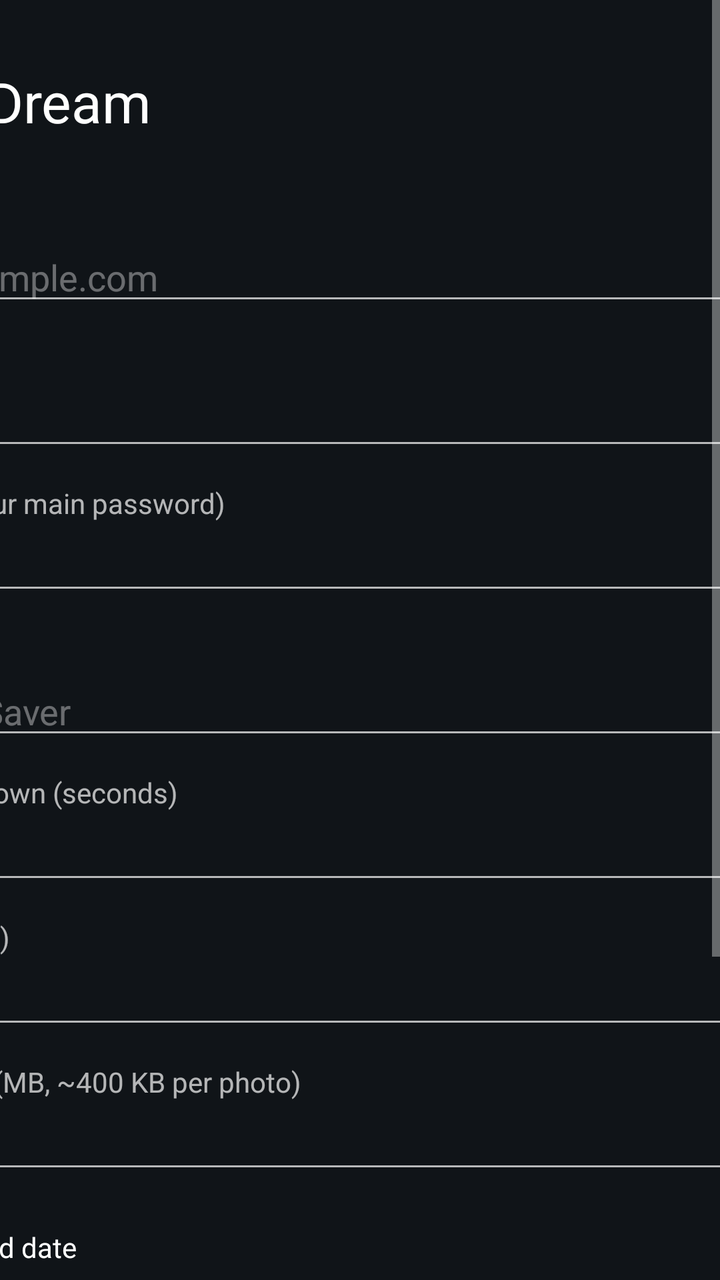
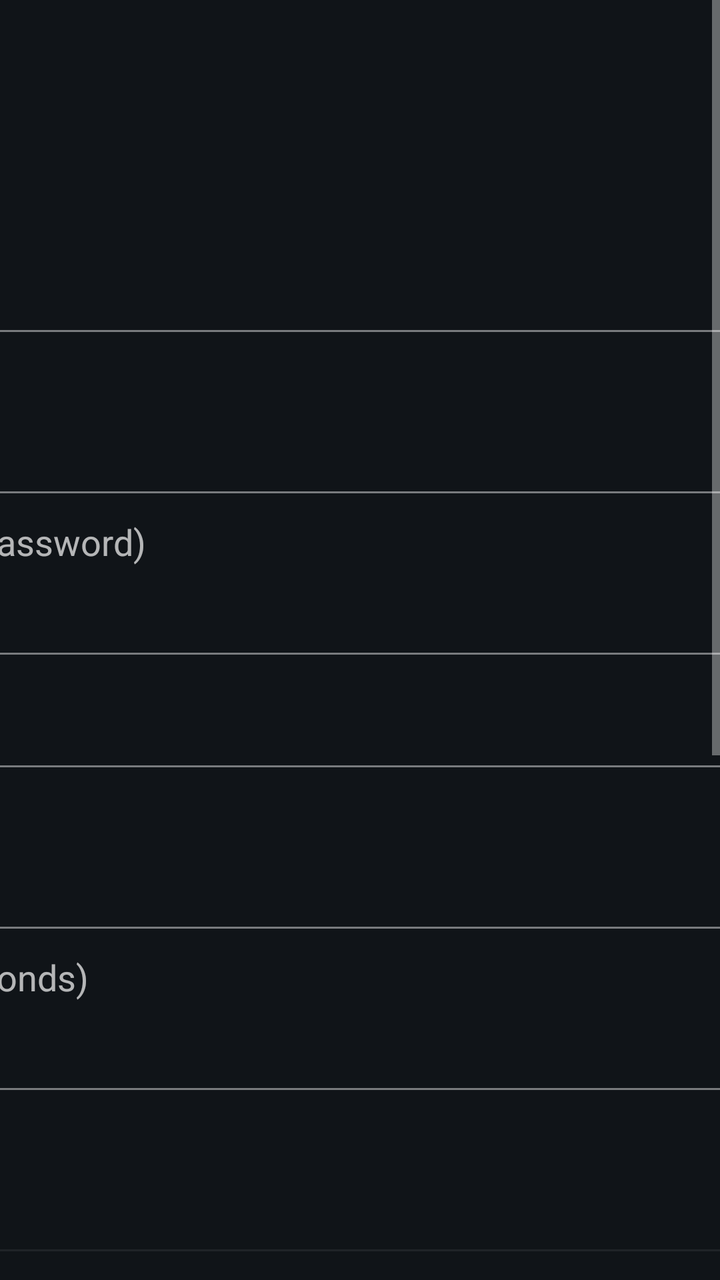

Before-and-after screenshots of an Android layout around one commit, followed by the original layout XML and the change that was made.
<!-- AndroidManifest.xml: application theme Theme.NextcloudDream -->
<!-- res/layout/activity_main.xml -->
<?xml version="1.0" encoding="utf-8"?>
<ScrollView xmlns:android="http://schemas.android.com/apk/res/android"
    android:layout_width="match_parent"
    android:layout_height="match_parent"
    android:background="#101418">

    <LinearLayout
        android:layout_width="640dp"
        android:layout_height="wrap_content"
        android:layout_gravity="center_horizontal"
        android:orientation="vertical"
        android:paddingVertical="32dp">

        <TextView
            style="@style/ConfigTitle"
            android:text="@string/app_name" />

        <TextView
            style="@style/ConfigLabel"
            android:text="@string/config_server_url" />
        <EditText
            android:id="@+id/server_url"
            style="@style/ConfigField"
            android:hint="@string/config_server_url_hint"
            android:inputType="textUri" />

        <TextView
            style="@style/ConfigLabel"
            android:text="@string/config_username" />
        <EditText
            android:id="@+id/username"
            style="@style/ConfigField"
            android:inputType="text" />

        <TextView
            style="@style/ConfigLabel"
            android:text="@string/config_app_password" />
        <EditText
            android:id="@+id/app_password"
            style="@style/ConfigField"
            android:inputType="textPassword" />

        <TextView
            style="@style/ConfigLabel"
            android:text="@string/config_folder" />
        <EditText
            android:id="@+id/folder_path"
            style="@style/ConfigField"
            android:hint="@string/config_folder_hint"
            android:inputType="text" />

        <TextView
            style="@style/ConfigLabel"
            android:text="@string/config_slide_interval" />
        <EditText
            android:id="@+id/slide_interval"
            style="@style/ConfigField"
            android:inputType="number" />

        <TextView
            style="@style/ConfigLabel"
            android:text="@string/config_sync_interval" />
        <EditText
            android:id="@+id/sync_interval"
            style="@style/ConfigField"
            android:inputType="number" />

        <TextView
            style="@style/ConfigLabel"
            android:text="@string/config_max_cache" />
        <EditText
            android:id="@+id/max_cache"
            style="@style/ConfigField"
            android:inputType="number" />

        <CheckBox
            android:id="@+id/show_clock"
            android:layout_width="wrap_content"
            android:layout_height="wrap_content"
            android:layout_marginTop="16dp"
            android:text="@string/config_show_clock"
            android:textColor="#FFFFFF" />

        <CheckBox
            android:id="@+id/show_photo_info"
            android:layout_width="wrap_content"
            android:layout_height="wrap_content"
            android:text="@string/config_show_photo_info"
            android:textColor="#FFFFFF" />

        <LinearLayout
            android:layout_width="match_parent"
            android:layout_height="wrap_content"
            android:layout_marginTop="24dp"
            android:orientation="horizontal">

            <Button
                android:id="@+id/save_button"
                android:layout_width="0dp"
                android:layout_height="wrap_content"
                android:layout_weight="1"
                android:text="@string/config_save" />

            <Button
                android:id="@+id/test_button"
                android:layout_width="0dp"
                android:layout_height="wrap_content"
                android:layout_marginStart="16dp"
                android:layout_weight="1"
                android:text="@string/config_test" />
        </LinearLayout>

        <TextView
            android:id="@+id/status"
            android:layout_width="match_parent"
            android:layout_height="wrap_content"
            android:layout_marginTop="16dp"
            android:textColor="#B0FFFFFF"
            android:textSize="16sp" />

        
        <Button
            android:id="@+id/screensaver_settings_button"
            android:layout_width="wrap_content"
            android:layout_height="wrap_content"
            android:layout_marginTop="16dp"
            android:text="@string/config_screensaver_settings"
            android:visibility="gone" />

        
        <TextView
            android:id="@+id/update_status"
            android:layout_width="match_parent"
            android:layout_height="wrap_content"
            android:layout_marginTop="24dp"
            android:textColor="#80FFFFFF"
            android:textSize="14sp" />

        <Button
            android:id="@+id/update_button"
            android:layout_width="wrap_content"
            android:layout_height="wrap_content"
            android:layout_marginTop="8dp"
            android:visibility="gone" />
    </LinearLayout>
</ScrollView>
<!-- resources referenced by this layout -->
<resources>
  <string name="config_screensaver_settings">Screen saver settings</string>
  <style name="ConfigField">
          <item name="android:layout_width">match_parent</item>
          <item name="android:layout_height">wrap_content</item>
          <item name="android:textColor">#FFFFFF</item>
          <item name="android:textColorHint">#60FFFFFF</item>
          <item name="android:importantForAutofill">no</item>
          <item name="android:singleLine">true</item>
      </style>
  <style name="ConfigLabel">
          <item name="android:layout_width">wrap_content</item>
          <item name="android:layout_height">wrap_content</item>
          <item name="android:layout_marginTop">12dp</item>
          <item name="android:textColor">#B0FFFFFF</item>
          <item name="android:textSize">14sp</item>
      </style>
  <!-- unchanged entries left out for length: 16 -->
</resources>

<!-- the commit's change to res/layout/activity_main.xml (unified diff, before → after) -->
@@ -2,10 +2,12 @@
 <ScrollView xmlns:android="http://schemas.android.com/apk/res/android"
     android:layout_width="match_parent"
     android:layout_height="match_parent"
-    android:background="#101418">
+    android:background="#101418"
+    android:requiresFadingEdge="vertical"
+    android:fadingEdgeLength="96dp">
 
     <LinearLayout
-        android:layout_width="640dp"
+        android:layout_width="860dp"
         android:layout_height="wrap_content"
         android:layout_gravity="center_horizontal"
         android:orientation="vertical"
@@ -17,130 +19,127 @@
 
         <TextView
             style="@style/ConfigLabel"
+            android:labelFor="@+id/server_url"
             android:text="@string/config_server_url" />
         <EditText
-            android:id="@+id/server_url"
+            android:id="@id/server_url"
             style="@style/ConfigField"
             android:hint="@string/config_server_url_hint"
             android:inputType="textUri" />
 
         <TextView
             style="@style/ConfigLabel"
+            android:labelFor="@+id/username"
             android:text="@string/config_username" />
         <EditText
-            android:id="@+id/username"
+            android:id="@id/username"
             style="@style/ConfigField"
             android:inputType="text" />
 
         <TextView
             style="@style/ConfigLabel"
+            android:labelFor="@+id/app_password"
             android:text="@string/config_app_password" />
         <EditText
-            android:id="@+id/app_password"
+            android:id="@id/app_password"
             style="@style/ConfigField"
             android:inputType="textPassword" />
 
+        
+        <CheckBox
+            android:id="@+id/show_password"
+            style="@style/ConfigCheckBox"
+            android:text="@string/config_show_password" />
+
         <TextView
             style="@style/ConfigLabel"
+            android:labelFor="@+id/folder_path"
             android:text="@string/config_folder" />
         <EditText
-            android:id="@+id/folder_path"
+            android:id="@id/folder_path"
             style="@style/ConfigField"
             android:hint="@string/config_folder_hint"
             android:inputType="text" />
 
         <TextView
             style="@style/ConfigLabel"
+            android:labelFor="@+id/slide_interval"
             android:text="@string/config_slide_interval" />
         <EditText
-            android:id="@+id/slide_interval"
+            android:id="@id/slide_interval"
             style="@style/ConfigField"
             android:inputType="number" />
 
         <TextView
             style="@style/ConfigLabel"
+            android:labelFor="@+id/sync_interval"
             android:text="@string/config_sync_interval" />
         <EditText
-            android:id="@+id/sync_interval"
+            android:id="@id/sync_interval"
             style="@style/ConfigField"
             android:inputType="number" />
 
         <TextView
             style="@style/ConfigLabel"
+            android:labelFor="@+id/max_cache"
             android:text="@string/config_max_cache" />
         <EditText
-            android:id="@+id/max_cache"
+            android:id="@id/max_cache"
             style="@style/ConfigField"
             android:inputType="number" />
 
         <CheckBox
             android:id="@+id/show_clock"
-            android:layout_width="wrap_content"
-            android:layout_height="wrap_content"
+            style="@style/ConfigCheckBox"
             android:layout_marginTop="16dp"
-            android:text="@string/config_show_clock"
-            android:textColor="#FFFFFF" />
+            android:text="@string/config_show_clock" />
 
         <CheckBox
             android:id="@+id/show_photo_info"
-            android:layout_width="wrap_content"
-            android:layout_height="wrap_content"
-            android:text="@string/config_show_photo_info"
-            android:textColor="#FFFFFF" />
+            style="@style/ConfigCheckBox"
+            android:text="@string/config_show_photo_info" />
 
-        <LinearLayout
-            android:layout_width="match_parent"
-            android:layout_height="wrap_content"
-            android:layout_marginTop="24dp"
-            android:orientation="horizontal">
+        
+        <TextView
+            android:id="@+id/status"
+            style="@style/ConfigStatus" />
 
-            <Button
-                android:id="@+id/save_button"
-                android:layout_width="0dp"
-                android:layout_height="wrap_content"
-                android:layout_weight="1"
-                android:text="@string/config_save" />
+        
+        <Button
+            android:id="@+id/save_button"
+            style="@style/ConfigButton"
+            android:layout_marginTop="16dp"
+            android:text="@string/config_save" />
 
-            <Button
-                android:id="@+id/test_button"
-                android:layout_width="0dp"
-                android:layout_height="wrap_content"
-                android:layout_marginStart="16dp"
-                android:layout_weight="1"
-                android:text="@string/config_test" />
-        </LinearLayout>
+        <Button
+            android:id="@+id/test_button"
+            style="@style/ConfigButton"
+            android:text="@string/config_test" />
 
         <TextView
-            android:id="@+id/status"
-            android:layout_width="match_parent"
-            android:layout_height="wrap_content"
-            android:layout_marginTop="16dp"
-            android:textColor="#B0FFFFFF"
-            android:textSize="16sp" />
+            android:id="@+id/screensaver_hint"
+            style="@style/ConfigLabel"
+            android:layout_marginTop="28dp"
+            android:text="@string/config_screensaver_hint"
+            android:visibility="gone" />
 
         
         <Button
             android:id="@+id/screensaver_settings_button"
-            android:layout_width="wrap_content"
-            android:layout_height="wrap_content"
-            android:layout_marginTop="16dp"
+            style="@style/ConfigButton"
             android:text="@string/config_screensaver_settings"
             android:visibility="gone" />
 
         
         <TextView
             android:id="@+id/update_status"
-            android:layout_width="match_parent"
-            android:layout_height="wrap_content"
-            android:layout_marginTop="24dp"
-            android:textColor="#80FFFFFF"
-            android:textSize="14sp" />
+            style="@style/ConfigStatus"
+            android:layout_marginTop="28dp"
+            android:textColor="#90FFFFFF" />
 
         <Button
             android:id="@+id/update_button"
-            android:layout_width="wrap_content"
-            android:layout_height="wrap_content"
-            android:layout_marginTop="8dp"
+            style="@style/ConfigButton"
             android:visibility="gone" />
     </LinearLayout>
 </ScrollView>
<!-- resource entries referenced after the edit -->
@@ -1,6 +1,28 @@
 <!-- resources referenced by this layout -->
 <resources>
-  <string name="config_screensaver_settings">Screen saver settings</string>
+  <string name="config_screensaver_hint">Then, in the settings: Device Preferences → Screen saver → Nextcloud Dream.</string>
+  <string name="config_screensaver_settings">Open the Android settings</string>
+  <string name="config_show_password">Show the password</string>
+  <style name="ConfigButton">
+          <item name="android:layout_width">match_parent</item>
+          <item name="android:layout_height">wrap_content</item>
+          <item name="android:layout_marginTop">12dp</item>
+          <item name="android:background">@drawable/tv_button</item>
+          <item name="android:stateListAnimator">@animator/tv_focus_scale</item>
+          <item name="android:textColor">#FFFFFF</item>
+          <item name="android:textSize">18sp</item>
+          <item name="android:paddingVertical">14dp</item>
+      </style>
+  <style name="ConfigCheckBox">
+          <item name="android:layout_width">match_parent</item>
+          <item name="android:layout_height">wrap_content</item>
+          <item name="android:layout_marginTop">8dp</item>
+          <item name="android:background">@drawable/tv_field</item>
+          <item name="android:paddingHorizontal">12dp</item>
+          <item name="android:paddingVertical">12dp</item>
+          <item name="android:textColor">#FFFFFF</item>
+          <item name="android:textSize">18sp</item>
+      </style>
   <style name="ConfigField">
           <item name="android:layout_width">match_parent</item>
           <item name="android:layout_height">wrap_content</item>
@@ -8,14 +30,64 @@
           <item name="android:textColorHint">#60FFFFFF</item>
           <item name="android:importantForAutofill">no</item>
           <item name="android:singleLine">true</item>
+          
+          <item name="android:background">@drawable/tv_field</item>
+          <item name="android:paddingHorizontal">12dp</item>
+          <item name="android:paddingVertical">10dp</item>
       </style>
   <style name="ConfigLabel">
-          <item name="android:layout_width">wrap_content</item>
+          <item name="android:layout_width">match_parent</item>
           <item name="android:layout_height">wrap_content</item>
           <item name="android:layout_marginTop">12dp</item>
           <item name="android:textColor">#B0FFFFFF</item>
-          <item name="android:textSize">14sp</item>
+          <item name="android:textSize">18sp</item>
       </style>
+  <style name="ConfigStatus">
+          <item name="android:layout_width">match_parent</item>
+          <item name="android:layout_height">wrap_content</item>
+          <item name="android:layout_marginTop">16dp</item>
+          <item name="android:textColor">#E0FFFFFF</item>
+          <item name="android:textSize">18sp</item>
+      </style>
+  <!-- drawable tv_button (drawable) -->
+  <?xml version="1.0" encoding="utf-8"?>
+  <selector xmlns:android="http://schemas.android.com/apk/res/android">
+      <item android:state_focused="true">
+          <shape android:shape="rectangle">
+              <solid android:color="#0082C9" />
+              <stroke android:width="2dp" android:color="#FFFFFF" />
+              <corners android:radius="4dp" />
+          </shape>
+      </item>
+      <item>
+          <shape android:shape="rectangle">
+              <solid android:color="#242B33" />
+              <stroke android:width="1dp" android:color="#50FFFFFF" />
+              <corners android:radius="4dp" />
+          </shape>
+      </item>
+  </selector>
+  <!-- drawable tv_field (drawable) -->
+  <?xml version="1.0" encoding="utf-8"?>
+  <selector xmlns:android="http://schemas.android.com/apk/res/android">
+      <item android:state_focused="true">
+          <shape android:shape="rectangle">
+              <solid android:color="#17303F" />
+              <stroke android:width="2dp" android:color="#2BA6E8" />
+              <corners android:radius="4dp" />
+          </shape>
+      </item>
+      <item>
+          
+          <layer-list>
+              <item android:left="-2dp" android:right="-2dp" android:top="-2dp">
+                  <shape android:shape="rectangle">
+                      <stroke android:width="1dp" android:color="#70FFFFFF" />
+                  </shape>
+              </item>
+          </layer-list>
+      </item>
+  </selector>
   <!-- unchanged entries left out for length: 16 -->
 </resources>
 
